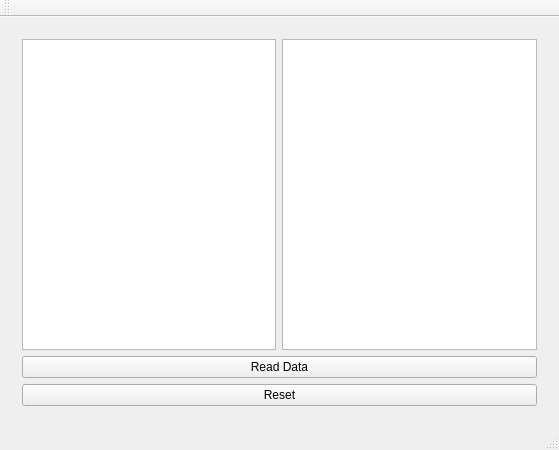
Above: leddargui/mainwindow.ui from SCCapstone/Sense-Able before the change. Below: the same form after it.
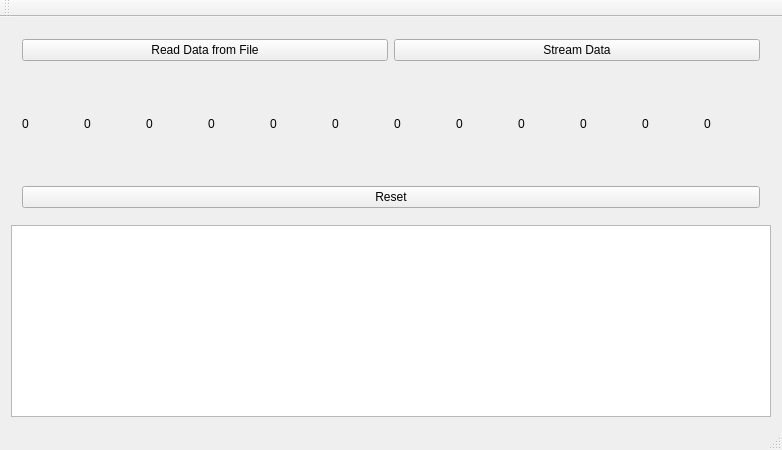
That is the form after the change.

Commit message: Now preparing to stream data from the Leddar

Patch:
```diff
--- a/leddargui/mainwindow.ui
+++ b/leddargui/mainwindow.ui
@@ -6,47 +6,213 @@
    <rect>
     <x>0</x>
     <y>0</y>
-    <width>559</width>
+    <width>782</width>
     <height>450</height>
    </rect>
   </property>
+  <property name="minimumSize">
+   <size>
+    <width>782</width>
+    <height>0</height>
+   </size>
+  </property>
   <property name="windowTitle">
    <string>MainWindow</string>
   </property>
   <widget class="QWidget" name="centralWidget">
-   <layout class="QVBoxLayout" name="verticalLayout">
-    <item>
+   <layout class="QGridLayout" name="gridLayout">
+    <item row="1" column="0">
+     <widget class="QTextBrowser" name="textBrowser"/>
+    </item>
+    <item row="0" column="0">
      <widget class="QStackedWidget" name="stackedWidget">
       <widget class="QWidget" name="page">
-       <layout class="QVBoxLayout" name="verticalLayout_3">
-        <item>
-         <layout class="QVBoxLayout" name="verticalLayout_2">
-          <item>
-           <layout class="QHBoxLayout" name="horizontalLayout">
-            <item>
-             <widget class="QGraphicsView" name="graphicsView"/>
-            </item>
-            <item>
-             <widget class="QTextBrowser" name="textBrowser"/>
-            </item>
-           </layout>
-          </item>
+       <layout class="QGridLayout" name="gridLayout_2">
+        <item row="0" column="0">
+         <layout class="QHBoxLayout" name="horizontalLayout_2">
           <item>
            <widget class="QPushButton" name="readDataButton">
             <property name="text">
-             <string>Read Data</string>
+             <string>Read Data from File</string>
             </property>
            </widget>
           </item>
           <item>
-           <widget class="QPushButton" name="resetButton">
+           <widget class="QPushButton" name="streamButton">
             <property name="text">
-             <string>Reset</string>
+             <string>Stream Data</string>
             </property>
            </widget>
           </item>
          </layout>
         </item>
+        <item row="1" column="0">
+         <layout class="QHBoxLayout" name="horizontalLayout">
+          <item>
+           <widget class="QLabel" name="label_1">
+            <property name="minimumSize">
+             <size>
+              <width>3</width>
+              <height>0</height>
+             </size>
+            </property>
+            <property name="text">
+             <string>0</string>
+            </property>
+           </widget>
+          </item>
+          <item>
+           <widget class="QLabel" name="label_2">
+            <property name="minimumSize">
+             <size>
+              <width>3</width>
+              <height>0</height>
+             </size>
+            </property>
+            <property name="text">
+             <string>0</string>
+            </property>
+           </widget>
+          </item>
+          <item>
+           <widget class="QLabel" name="label_3">
+            <property name="minimumSize">
+             <size>
+              <width>3</width>
+              <height>0</height>
+             </size>
+            </property>
+            <property name="text">
+             <string>0</string>
+            </property>
+           </widget>
+          </item>
+          <item>
+           <widget class="QLabel" name="label_4">
+            <property name="minimumSize">
+             <size>
+              <width>3</width>
+              <height>0</height>
+             </size>
+            </property>
+            <property name="text">
+             <string>0</string>
+            </property>
+           </widget>
+          </item>
+          <item>
+           <widget class="QLabel" name="label_5">
+            <property name="minimumSize">
+             <size>
+              <width>3</width>
+              <height>0</height>
+             </size>
+            </property>
+            <property name="text">
+             <string>0</string>
+            </property>
+           </widget>
+          </item>
+          <item>
+           <widget class="QLabel" name="label_6">
+            <property name="minimumSize">
+             <size>
+              <width>3</width>
+              <height>0</height>
+             </size>
+            </property>
+            <property name="text">
+             <string>0</string>
+            </property>
+           </widget>
+          </item>
+          <item>
+           <widget class="QLabel" name="label_7">
+            <property name="minimumSize">
+             <size>
+              <width>3</width>
+              <height>0</height>
+             </size>
+            </property>
+            <property name="text">
+             <string>0</string>
+            </property>
+           </widget>
+          </item>
+          <item>
+           <widget class="QLabel" name="label_8">
+            <property name="minimumSize">
+             <size>
+              <width>3</width>
+              <height>0</height>
+             </size>
+            </property>
+            <property name="text">
+             <string>0</string>
+            </property>
+           </widget>
+          </item>
+          <item>
+           <widget class="QLabel" name="label_9">
+            <property name="minimumSize">
+             <size>
+              <width>3</width>
+              <height>0</height>
+             </size>
+            </property>
+            <property name="text">
+             <string>0</string>
+            </property>
+           </widget>
+          </item>
+          <item>
+           <widget class="QLabel" name="label_10">
+            <property name="minimumSize">
+             <size>
+              <width>3</width>
+              <height>0</height>
+             </size>
+            </property>
+            <property name="text">
+             <string>0</string>
+            </property>
+           </widget>
+          </item>
+          <item>
+           <widget class="QLabel" name="label_11">
+            <property name="minimumSize">
+             <size>
+              <width>3</width>
+              <height>0</height>
+             </size>
+            </property>
+            <property name="text">
+             <string>0</string>
+            </property>
+           </widget>
+          </item>
+          <item>
+           <widget class="QLabel" name="label_12">
+            <property name="minimumSize">
+             <size>
+              <width>3</width>
+              <height>0</height>
+             </size>
+            </property>
+            <property name="text">
+             <string>0</string>
+            </property>
+           </widget>
+          </item>
+         </layout>
+        </item>
+        <item row="2" column="0">
+         <widget class="QPushButton" name="resetButton">
+          <property name="text">
+           <string>Reset</string>
+          </property>
+         </widget>
+        </item>
        </layout>
       </widget>
       <widget class="QWidget" name="page_2"/>
```
Left out of the diff: 4 changed lines with no effect on the pictures. The commit also changes 5 other files.
